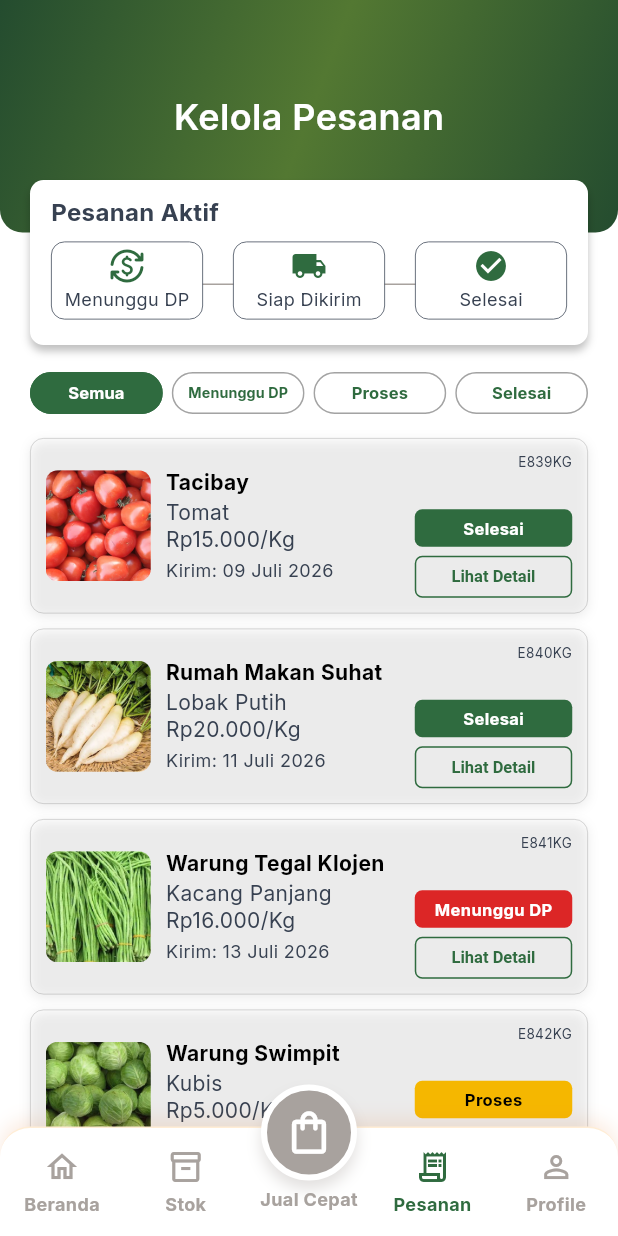
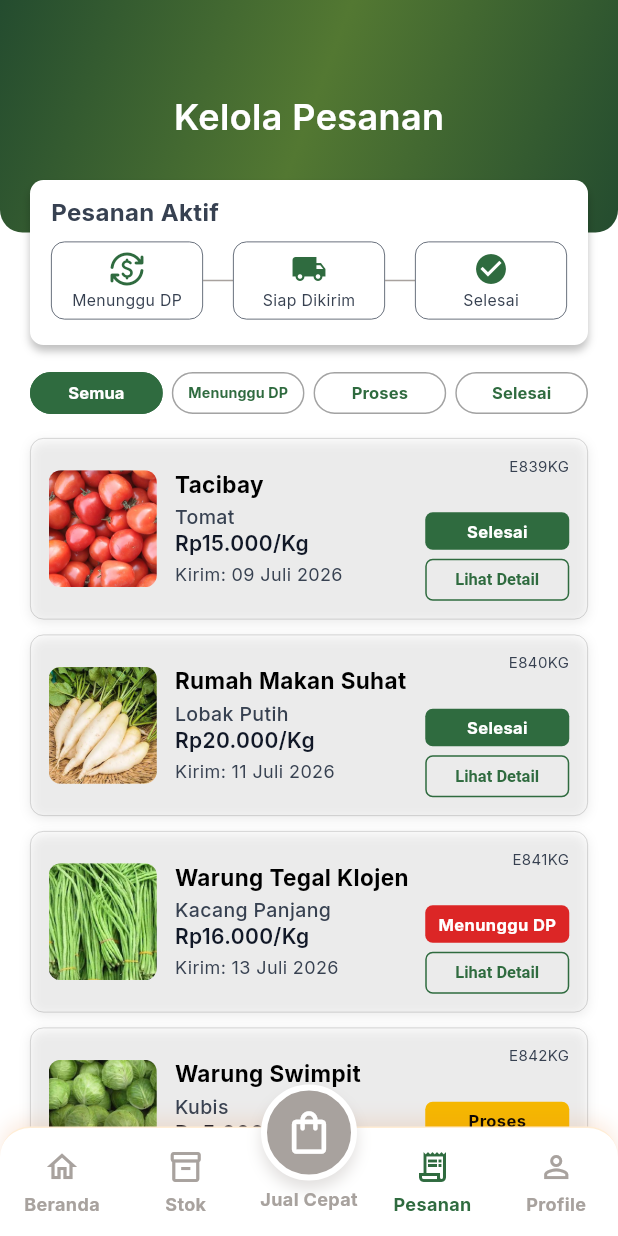
Before and after one commit to ayiinee/panenin, a Flutter app: the ManageOrdersScreen screen opened by its route, on a phone screen of 412 x 824 dp. Run offline on Flutter 3.47's test engine with Material 3 defaults, Android fonts, the phone set to English and light mode, and no system bars; our stand-ins replace font_awesome_flutter, supabase_flutter; accounts and stored records are empty; statements that could not run were skipped.

Commit message:
feat: enhance order card layout and typography for better readability

```diff
--- a/frontend/lib/features/home/presentation/widgets/active_orders_section.dart
+++ b/frontend/lib/features/home/presentation/widgets/active_orders_section.dart
@@ -121,8 +121,8 @@ class OrderCard extends StatelessWidget {
           onTap: onTap,
           borderRadius: BorderRadius.circular(9),
           child: Container(
-            constraints: const BoxConstraints(minHeight: 116),
-            padding: const EdgeInsets.all(10),
+            constraints: const BoxConstraints(minHeight: 120),
+            padding: const EdgeInsets.all(12),
             decoration: BoxDecoration(
               border: Border.all(color: const Color(0x33000000), width: 0.5),
               borderRadius: BorderRadius.circular(9),
@@ -144,16 +144,16 @@ class OrderCard extends StatelessWidget {
                       borderRadius: BorderRadius.circular(8),
                       child: Image.asset(
                         order.imagePath,
-                        width: compact ? 64 : 70,
-                        height: compact ? 68 : 74,
+                        width: compact ? 60 : 72,
+                        height: compact ? 72 : 78,
                         fit: BoxFit.cover,
                       ),
                     ),
-                    const SizedBox(width: 10),
+                    SizedBox(width: compact ? 8 : 12),
                     Expanded(child: _OrderDetails(order: order)),
-                    const SizedBox(width: 8),
+                    SizedBox(width: compact ? 6 : 8),
                     SizedBox(
-                      width: compact ? 92 : 105,
+                      width: compact ? 82 : 96,
                       height: 96,
                       child: _OrderActions(order: order, onTap: onTap),
                     ),
@@ -177,6 +177,7 @@ class _OrderDetails extends StatelessWidget {
   Widget build(BuildContext context) {
     return Column(
       mainAxisSize: MainAxisSize.min,
+      mainAxisAlignment: MainAxisAlignment.center,
       crossAxisAlignment: CrossAxisAlignment.start,
       children: [
         Text(
@@ -185,8 +186,8 @@ class _OrderDetails extends StatelessWidget {
           overflow: TextOverflow.ellipsis,
           style: const TextStyle(
             color: Colors.black,
-            fontSize: 14,
-            height: 18 / 14,
+            fontSize: 15,
+            height: 20 / 15,
             fontWeight: FontWeight.w700,
           ),
         ),
@@ -195,20 +196,34 @@ class _OrderDetails extends StatelessWidget {
           order.product,
           maxLines: 1,
           overflow: TextOverflow.ellipsis,
-          style: const TextStyle(fontSize: 14, height: 18 / 14),
+          style: const TextStyle(
+            color: AppColors.textSecondary,
+            fontSize: 13,
+            height: 18 / 13,
+            fontWeight: FontWeight.w500,
+          ),
         ),
         Text(
           order.price,
           maxLines: 1,
           overflow: TextOverflow.ellipsis,
-          style: const TextStyle(fontSize: 14, height: 18 / 14),
+          style: const TextStyle(
+            color: AppColors.textPrimary,
+            fontSize: 14,
+            height: 18 / 14,
+            fontWeight: FontWeight.w600,
+          ),
         ),
-        const SizedBox(height: 3),
+        const SizedBox(height: 4),
         Text(
           order.deliveryDate,
           maxLines: 1,
           overflow: TextOverflow.ellipsis,
-          style: const TextStyle(fontSize: 12, height: 17 / 12),
+          style: const TextStyle(
+            color: AppColors.textSecondary,
+            fontSize: 12,
+            height: 16 / 12,
+          ),
         ),
       ],
     );
@@ -229,7 +244,11 @@ class _OrderActions extends StatelessWidget {
         Text(
           order.code,
           textAlign: TextAlign.right,
-          style: const TextStyle(fontSize: 9, height: 1.2),
+          style: const TextStyle(
+            color: AppColors.textSecondary,
+            fontSize: 10,
+            height: 1.2,
+          ),
         ),
         const Spacer(),
         Container(
--- a/frontend/lib/features/orders/presentation/screens/manage_orders_screen.dart
+++ b/frontend/lib/features/orders/presentation/screens/manage_orders_screen.dart
@@ -178,38 +178,30 @@ class _ActiveOrderProgress extends StatelessWidget {
           ),
           const SizedBox(height: 7),
           Expanded(
-            child: Stack(
-              alignment: Alignment.center,
-              children: [
-                const Positioned(
-                  left: 100,
-                  right: 100,
-                  top: 28,
-                  child: Divider(height: 1, color: AppColors.textMuted),
-                ),
-                Row(
+            child: Row(
               children: const [
                 Expanded(
                   child: _ProgressStep(
+                    key: ValueKey('progress-awaiting-payment'),
                     icon: Icons.currency_exchange_rounded,
                     label: 'Menunggu DP',
                   ),
                 ),
-                    SizedBox(width: 20),
+                _ProgressConnector(key: ValueKey('progress-connector-first')),
                 Expanded(
                   child: _ProgressStep(
+                    key: ValueKey('progress-ready-to-ship'),
                     icon: Icons.local_shipping,
                     label: 'Siap Dikirim',
                   ),
                 ),
-                    SizedBox(width: 20),
+                _ProgressConnector(key: ValueKey('progress-connector-second')),
                 Expanded(
                   child: _ProgressStep(
+                    key: ValueKey('progress-completed'),
                     icon: Icons.check_circle,
                     label: 'Selesai',
                   ),
-                    ),
-                  ],
                 ),
               ],
             ),
@@ -221,7 +213,7 @@ class _ActiveOrderProgress extends StatelessWidget {
 }
 
 class _ProgressStep extends StatelessWidget {
-  const _ProgressStep({required this.icon, required this.label});
+  const _ProgressStep({required this.icon, required this.label, super.key});
 
   final IconData icon;
   final String label;
@@ -244,11 +236,23 @@ class _ProgressStep extends StatelessWidget {
             fit: BoxFit.scaleDown,
             child: Text(
               label,
-              style: const TextStyle(fontSize: 12, height: 18 / 12),
+              style: const TextStyle(fontSize: 10.5, height: 14 / 10.5),
             ),
           ),
         ],
       ),
+    );
+  }
+}
+
+class _ProgressConnector extends StatelessWidget {
+  const _ProgressConnector({super.key});
+
+  @override
+  Widget build(BuildContext context) {
+    return const SizedBox(
+      width: 20,
+      child: Divider(height: 1, thickness: 1, color: AppColors.textMuted),
     );
   }
 }
```
Also changed, not shown: 1 other file. Lines whose indentation alone changed are shown as unchanged.
